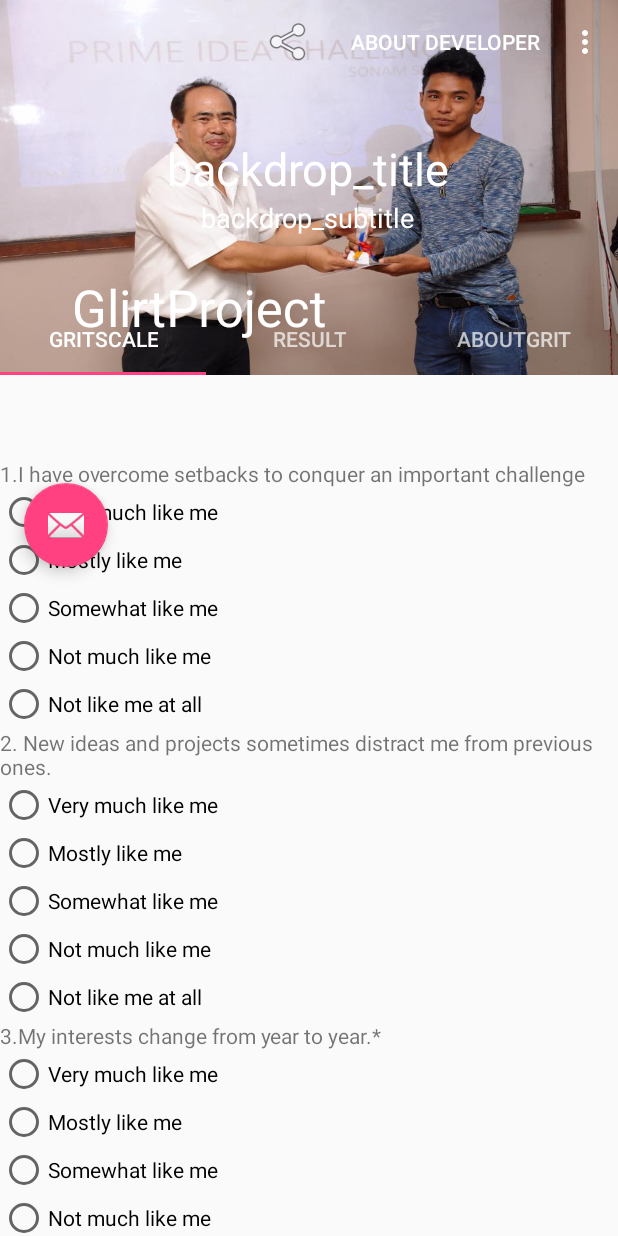
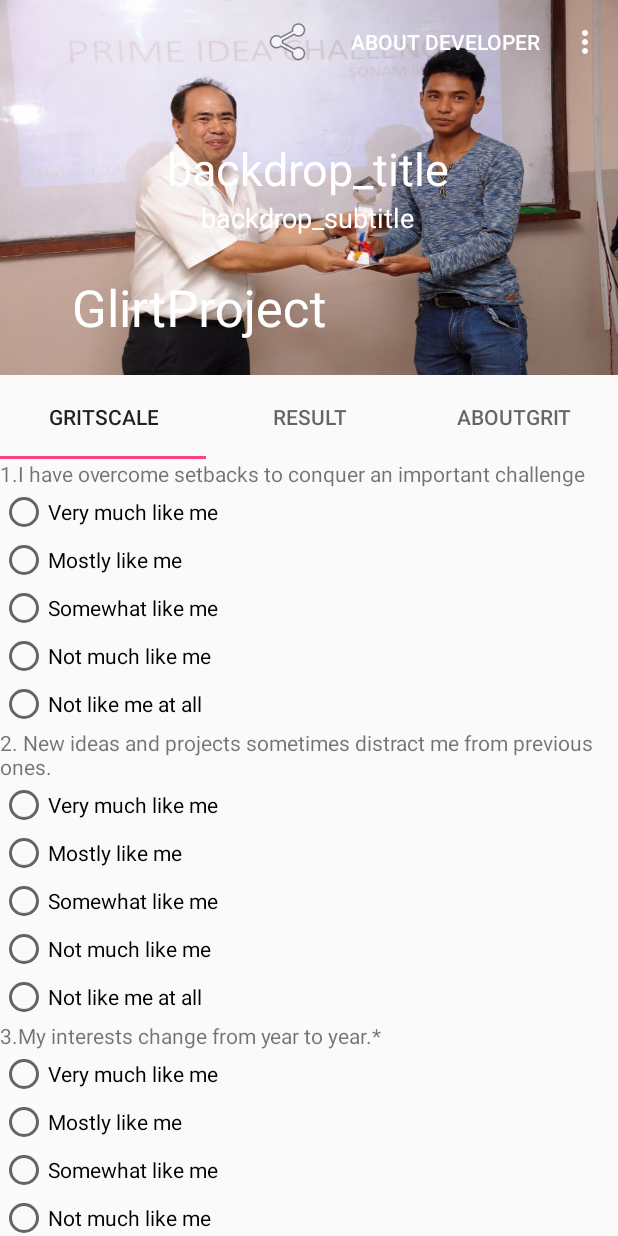
Before and after one commit to SimonAstani/GritScaleProject, an Android app: the screen it shows after launch (MainActivity), on a phone screen of 412 x 824 dp. Run offline under Robolectric (Android 15) with nearby library versions, the phone set to English and light mode, and no system bars.

Commit message:
finally toolbar and tablayout collapse fixed... aba sutneee yepiiie

```diff
--- a/app/src/main/java/com/example/simon/glirtproject/Adapter/TabpagerAdapter.java
+++ b/app/src/main/java/com/example/simon/glirtproject/Adapter/TabpagerAdapter.java
@@ -13,6 +13,16 @@ import java.util.List;
  * Created by Simon on 2/1/2017.
  */
 /*this adapter defines the fragemtn pager adapter*/
+    /*adapter acts as a link between data and activity here we use Fragement pager adapter to implement fragment
+    * arraylist is used to store different fragments and fragment title
+    * getitem returen posion of fragments
+    * getcount dreturn size or no of fragment present
+    * getpageTitle is ust to get the page tab title
+    *
+    *
+    * here we define optional addFragment metthod wiht
+    * @param fragment and string
+    *this method is used in mainactiviyt to add in tagpager adapter.. we add fragment and title here*/
 public class TabpagerAdapter extends FragmentPagerAdapter {
     private final List<Fragment> mFragmentList = new ArrayList<>();
     private final List<String> mFragmentTitleList = new ArrayList<>();
--- a/app/src/main/java/com/example/simon/glirtproject/fragments/gritFragment.java
+++ b/app/src/main/java/com/example/simon/glirtproject/fragments/gritFragment.java
@@ -25,10 +25,11 @@ import static com.example.simon.glirtproject.R.id.fab;
 public class gritFragment extends Fragment {
 
 
-    public float value1, value2, value3, value4, value5, value6, value7, value8, value9, value10, value11, value12, total;
-    public RadioGroup radioGroup1, radioGroup2, radioGroup3, radioGroup4, radioGroup5, radioGroup6, radioGroup7,
+    private float value1, value2, value3, value4, value5, value6, value7, value8, value9, value10, value11, value12, total;
+    private RadioGroup radioGroup1, radioGroup2, radioGroup3, radioGroup4, radioGroup5, radioGroup6, radioGroup7,
             radioGroup8, radioGroup9, radioGroup10, radioGroup11, radioGroup12;
-    FloatingActionButton fab;
+    private FloatingActionButton fab;
+
     public gritFragment() {
     }
 
@@ -66,7 +67,7 @@ public class gritFragment extends Fragment {
     }
 
     /*This method contains logic of radio button and value assigned to it.*/
-    private void radiobuttonlogic(){
+    private void radiobuttonlogic() {
         radioGroup1.setOnCheckedChangeListener(new RadioGroup.OnCheckedChangeListener() {
             @Override
             public void onCheckedChanged(RadioGroup group, int checkedId) {
@@ -334,7 +335,7 @@ public class gritFragment extends Fragment {
     }
 
     /*This method contains logic of floation action button where restult are displayed accoring to value obtained*/
-    private void fabbuttonLogic(){
+    private void fabbuttonLogic() {
         fab.setOnClickListener(new View.OnClickListener() {
             @Override
             public void onClick(View view) {
@@ -364,7 +365,4 @@ public class gritFragment extends Fragment {
         });
 
     }
-
-
-
 }
--- a/app/src/main/res/layout/activity_main.xml
+++ b/app/src/main/res/layout/activity_main.xml
@@ -8,6 +8,7 @@
     tools:context="com.example.simon.glirtproject.Activity.MainActivity">
 
     <android.support.design.widget.AppBarLayout
+        android:id="@+id/appbar"
         android:layout_width="match_parent"
         android:layout_height="250dp"
         android:fitsSystemWindows="true"
@@ -70,22 +71,13 @@
                 android:gravity="center_vertical"
                 android:background="@android:color/transparent"
                 app:layout_collapseMode="pin"
-                app:layout_scrollFlags="scroll|enterAlways"
+                app:layout_scrollFlags="scroll|enterAlways|snap"
                 app:popupTheme="@style/AppTheme.PopupOverlay" />
-
-            <android.support.design.widget.TabLayout
-                android:id="@+id/tabs"
-                android:layout_width="match_parent"
-                android:layout_height="wrap_content"
-                app:tabMode="fixed"
-                app:tabGravity="fill"
-                android:layout_gravity="bottom"/>
 
         </android.support.design.widget.CollapsingToolbarLayout>
 
 
     </android.support.design.widget.AppBarLayout>
-
 
     <android.support.v4.view.ViewPager
         android:id="@+id/container"
@@ -94,4 +86,23 @@
         android:layout_marginTop="?attr/actionBarSize"
         app:layout_behavior="@string/appbar_scrolling_view_behavior" />
 
+    <FrameLayout
+        android:layout_width="match_parent"
+        android:layout_height="?attr/actionBarSize"
+        android:layout_gravity="bottom"
+        app:layout_anchor="@+id/appbar"
+        app:layout_anchorGravity="bottom"
+        app:layout_collapseMode="none">
+    <android.support.design.widget.TabLayout
+        android:id="@+id/tabs"
+        android:layout_width="match_parent"
+        android:layout_height="?attr/actionBarSize"
+        app:tabMode="fixed"
+        app:layout_anchor="@+id/appbar"
+        app:layout_anchorGravity="bottom"
+        app:tabGravity="fill"/>
+    </FrameLayout>
+
+
+
 </android.support.design.widget.CoordinatorLayout>
--- a/app/src/main/res/layout/single_row.xml
+++ b/app/src/main/res/layout/single_row.xml
@@ -1,9 +1,13 @@
 <?xml version="1.0" encoding="utf-8"?>
 
-<RelativeLayout xmlns:android="http://schemas.android.com/apk/res/android"
+<android.support.design.widget.CoordinatorLayout
+    android:id="@+id/main_content"
+    xmlns:android="http://schemas.android.com/apk/res/android"
     android:layout_width="match_parent"
     android:layout_height="match_parent"
-    android:layout_margin="16dp">
+    android:layout_margin="16dp"
+    android:focusableInTouchMode="true">
+
         <android.support.v4.widget.NestedScrollView xmlns:android="http://schemas.android.com/apk/res/android"
             android:layout_width="match_parent"
             android:layout_height="match_parent">
@@ -531,4 +535,4 @@
             android:layout_margin="@dimen/fab_margin"
             android:src="@android:drawable/ic_dialog_email" />
 
-</RelativeLayout>
+</android.support.design.widget.CoordinatorLayout>
--- a/app/src/main/res/menu/menu_tab.xml
+++ /dev/null
@@ -1,9 +0,0 @@
-<menu xmlns:android="http://schemas.android.com/apk/res/android"
-    xmlns:tools="http://schemas.android.com/tools"
-    tools:context="com.example.simon.glirtproject.TabActivity">
-    <item
-        android:id="@+id/action_settings"
-        android:orderInCategory="100"
-        android:showAsAction="never"
-        android:title="@string/action_settings" />
-</menu>
```
Also changed, not shown: app/src/main/java/com/example/simon/glirtproject/Activity/MainActivity.java (+3 -6 lines). Lines whose indentation alone changed are shown as unchanged.
